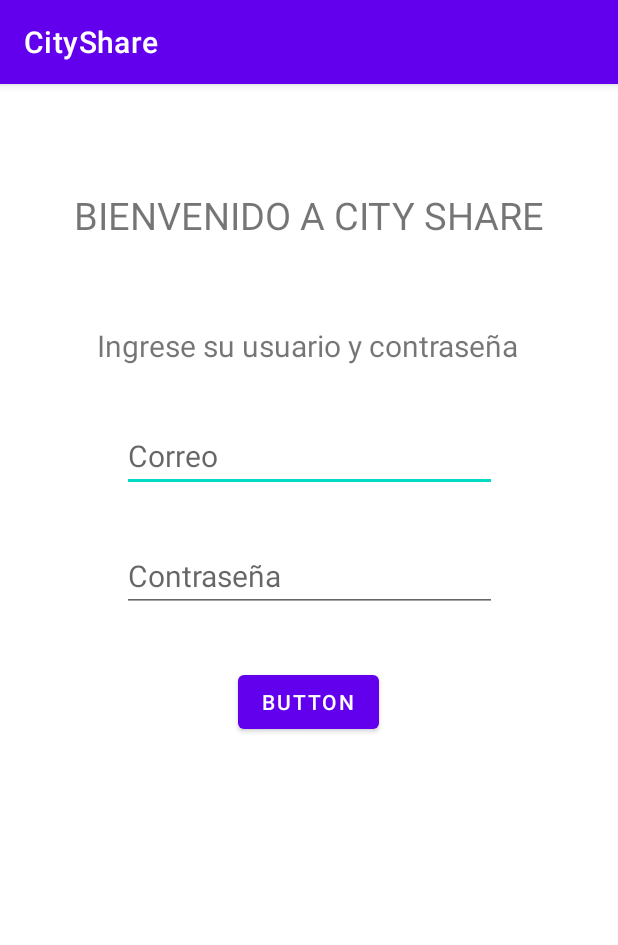
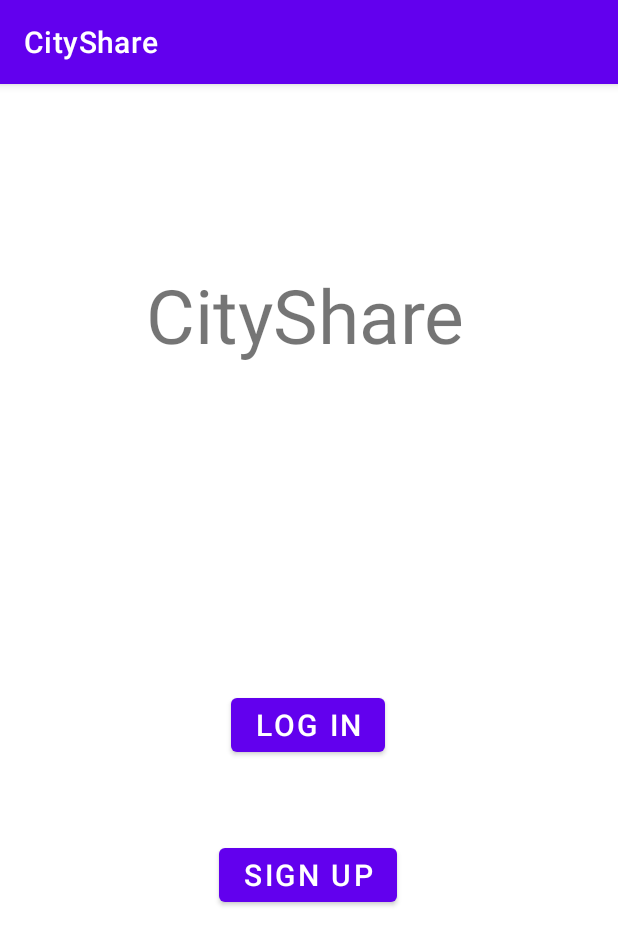
Before and after one commit to IntroCompuMovil202130/CityShare, an Android app: the screen it shows after launch (PantallaLogIn before the commit, MainActivity after it), on a phone screen of 412 x 824 dp. Shown: the top 945 px of the screen. Run offline under Robolectric (Android 15) with nearby library versions, the phone set to English and light mode, and no system bars.

Commit message:
Agregadas activities de LogIn y SignUp

```diff
--- /dev/null
+++ b/app/src/main/java/main/Pantallas/MainActivity.java
@@ -0,0 +1,37 @@
+package main.Pantallas;
+
+import androidx.appcompat.app.AppCompatActivity;
+
+import android.content.Intent;
+import android.os.Bundle;
+import android.view.View;
+import android.widget.Button;
+
+public class MainActivity extends AppCompatActivity {
+
+    Button logIn;
+    Button signUp;
+
+    @Override
+    protected void onCreate(Bundle savedInstanceState) {
+        super.onCreate(savedInstanceState);
+        setContentView(R.layout.activity_main);
+
+        logIn = findViewById(R.id.botonLogIn);
+        signUp = findViewById(R.id.botonSignUp);
+
+        logIn.setOnClickListener(new View.OnClickListener() {
+            @Override
+            public void onClick(View v) {
+                Intent intent = new Intent(getApplicationContext(),PantallaLogIn.class);
+                startActivity(intent);            }
+        });
+        signUp.setOnClickListener(new View.OnClickListener() {
+            @Override
+            public void onClick(View v) {
+                Intent intent = new Intent(getApplicationContext(),activity_SignUp.class);
+                startActivity(intent);
+            }
+        });
+    }
+}
--- a/app/src/main/java/main/Pantallas/PantallaLogIn.java
+++ b/app/src/main/java/main/Pantallas/PantallaLogIn.java
@@ -30,6 +30,6 @@ public class PantallaLogIn extends AppCompatActivity {
     private void inflate(){
         correo = findViewById(R.id.correoLogIn);
         password = findViewById(R.id.pswLogIn);
-        logIn = findViewById(R.id.botonLogIn);
+        logIn = findViewById(R.id.boton);
     }
 }
--- /dev/null
+++ b/app/src/main/res/layout/activity_main.xml
@@ -0,0 +1,47 @@
+<?xml version="1.0" encoding="utf-8"?>
+<androidx.constraintlayout.widget.ConstraintLayout xmlns:android="http://schemas.android.com/apk/res/android"
+    xmlns:app="http://schemas.android.com/apk/res-auto"
+    xmlns:tools="http://schemas.android.com/tools"
+    android:layout_width="match_parent"
+    android:layout_height="match_parent"
+    tools:context=".MainActivity"
+    android:padding="20dp">
+
+    <TextView
+        android:id="@+id/textView2"
+        android:layout_width="wrap_content"
+        android:layout_height="wrap_content"
+        android:layout_marginTop="100dp"
+        android:text="@string/app_name"
+        android:textSize="50sp"
+        app:layout_constraintEnd_toEndOf="parent"
+        app:layout_constraintHorizontal_bias="0.487"
+        app:layout_constraintStart_toStartOf="parent"
+        app:layout_constraintTop_toTopOf="parent" />
+
+    <Button
+        android:id="@+id/botonLogIn"
+        android:layout_width="wrap_content"
+        android:layout_height="wrap_content"
+        android:layout_marginTop="216dp"
+        android:text="@string/login"
+        android:textSize="20sp"
+        app:layout_constraintEnd_toEndOf="parent"
+        app:layout_constraintHorizontal_bias="0.498"
+        app:layout_constraintStart_toStartOf="parent"
+        app:layout_constraintTop_toBottomOf="@+id/textView2" />
+
+    <Button
+        android:id="@+id/botonSignUp"
+        android:layout_width="wrap_content"
+        android:layout_height="wrap_content"
+        android:layout_marginBottom="100dp"
+        android:text="@string/signup"
+        android:textSize="20sp"
+        app:layout_constraintBottom_toBottomOf="parent"
+        app:layout_constraintEnd_toEndOf="parent"
+        app:layout_constraintHorizontal_bias="0.498"
+        app:layout_constraintStart_toStartOf="parent"
+        app:layout_constraintTop_toBottomOf="@+id/botonLogIn"
+        app:layout_constraintVertical_bias="0.348" />
+</androidx.constraintlayout.widget.ConstraintLayout>
--- a/app/src/main/res/layout/pantallalogin.xml
+++ b/app/src/main/res/layout/pantallalogin.xml
@@ -11,7 +11,7 @@
         android:layout_width="wrap_content"
         android:layout_height="wrap_content"
         android:layout_marginTop="70dp"
-        android:text="@string/Bienvenida"
+        android:text="@string/app_name"
         app:layout_constraintEnd_toEndOf="parent"
         app:layout_constraintStart_toStartOf="parent"
         app:layout_constraintTop_toTopOf="parent"
@@ -23,7 +23,7 @@
         android:layout_width="wrap_content"
         android:layout_height="wrap_content"
         android:layout_marginTop="56dp"
-        android:text="@string/LogIn"
+        android:text="@string/IngresoDatos"
         app:layout_constraintEnd_toEndOf="parent"
         app:layout_constraintHorizontal_bias="0.497"
         app:layout_constraintStart_toStartOf="parent"
@@ -57,13 +57,14 @@
         android:textSize="20sp"/>
 
     <Button
-        android:id="@+id/botonLogIn"
+        android:id="@+id/boton"
         android:layout_width="wrap_content"
         android:layout_height="wrap_content"
         android:layout_marginTop="36dp"
-        android:text="Button"
+        android:text="@string/login"
+        android:textSize="15sp"
         app:layout_constraintEnd_toEndOf="parent"
         app:layout_constraintHorizontal_bias="0.498"
         app:layout_constraintStart_toStartOf="parent"
-        app:layout_constraintTop_toBottomOf="@+id/pswLogIn" />
+        app:layout_constraintTop_toBottomOf="@+id/pswLogIn"/>
 </androidx.constraintlayout.widget.ConstraintLayout>
--- a/app/src/main/res/values/strings.xml
+++ b/app/src/main/res/values/strings.xml
@@ -1,7 +1,11 @@
 <resources>
     <string name="app_name">CityShare</string>
     <string name="Bienvenida">Bienvenido a City Share</string>
-    <string name="LogIn">Ingrese su usuario y contraseña</string>
+    <string name="IngresoDatos">Ingrese su usuario y contraseña</string>
     <string name="Correo">Correo</string>
     <string name="PSW">Contraseña</string>
+    <string name="login">Log In</string>
+    <string name="signup">Sign Up</string>
+    <string name="crearcuenta">Ingrese los siguientes datos para crear la cuenta</string>
+    <string name="password">Contraseña</string>
 </resources>
```
Also changed, not shown: app/src/main/AndroidManifest.xml (+13 -1 lines), app/src/main/java/main/Pantallas/activity_SignUp.java (added, +36 -0 lines), app/src/main/res/layout/activity_sign_up.xml (added, +83 -0 lines).
